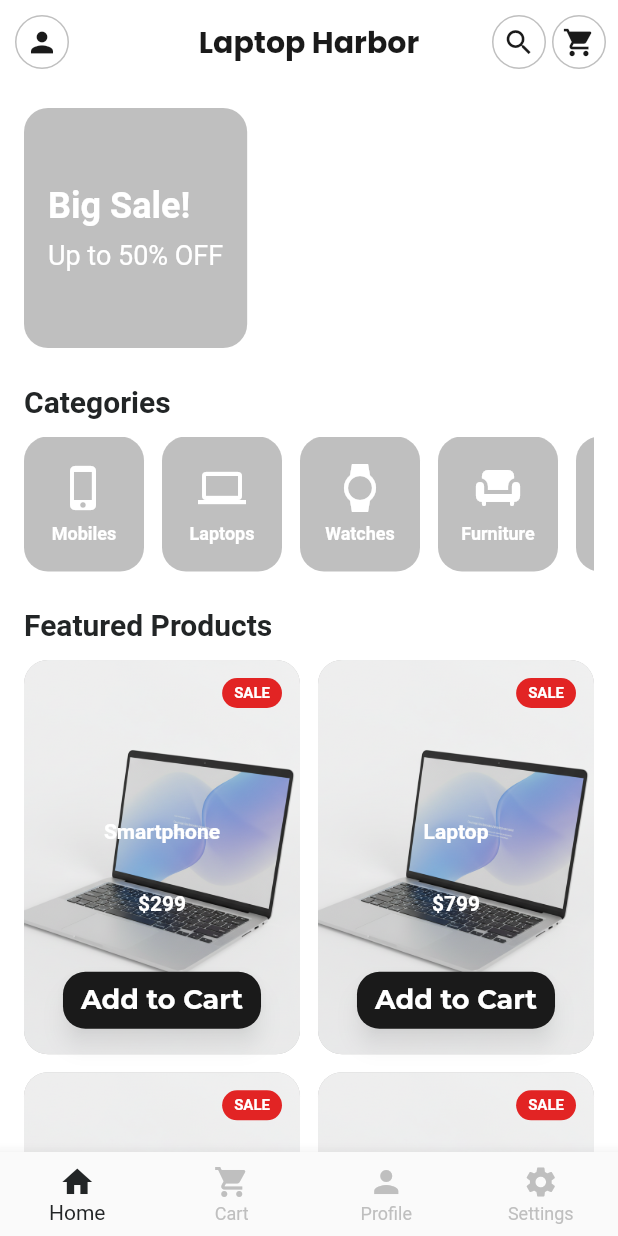
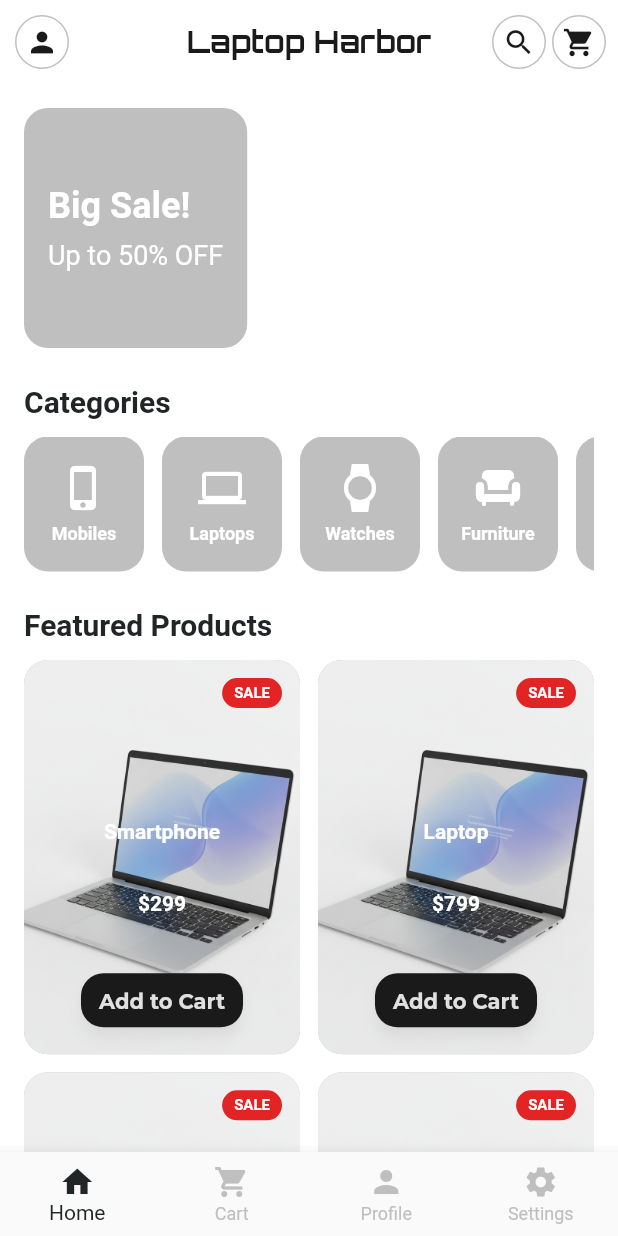
Before and after one commit to MuhammadUmer3325/ecommerce_app, a Flutter app: the screen it shows after launch, after a tap on "Get Started", after a tap on "Login", on a phone screen of 412 x 824 dp. Run offline on Flutter 3.47's test engine with Material 3 defaults, Android fonts, the phone set to English and light mode, and no system bars; our stand-ins replace google_fonts, lottie.

Commit message:
Updated app name, fonts, and added Cart button style

```diff
--- a/lib/core/theme/app_theme.dart
+++ b/lib/core/theme/app_theme.dart
@@ -63,6 +63,25 @@
       ),
     ),
 
+    // // ===================== ADD TO CART BUTTON THEME =====================
+    // textButtonTheme: TextButtonThemeData(
+    //   style: TextButton.styleFrom(
+    //     backgroundColor: AppColors.main, // ✅ Primary theme color
+    //     foregroundColor: AppColors.light, // ✅ White text
+    //     padding: const EdgeInsets.symmetric(
+    //       horizontal: 20,
+    //       vertical: 12,
+    //     ), // ✅ Compact size
+    //     shape: RoundedRectangleBorder(borderRadius: BorderRadius.circular(20)),
+    //     elevation: 4,
+    //     shadowColor: Colors.black26,
+    //     textStyle: GoogleFonts.montserrat(
+    //       fontSize: 14, // ✅ Smaller font
+    //       fontWeight: FontWeight.w600,
+    //     ),
+    //   ),
+    // ),
+
     // ===================== INPUT FIELD THEME =====================
     inputDecorationTheme: InputDecorationTheme(
       filled: true,
@@ -79,4 +98,18 @@
     // ===================== ADDITIONAL COLORS =====================
     colorScheme: ColorScheme.fromSwatch().copyWith(secondary: AppColors.main),
   );
+
+  // ✅ Add to Cart button style (product card ke liye)
+  static ButtonStyle cartButtonStyle = ElevatedButton.styleFrom(
+    backgroundColor: AppColors.dark,
+    foregroundColor: AppColors.light,
+    padding: const EdgeInsets.symmetric(horizontal: 12, vertical: 8),
+    shape: RoundedRectangleBorder(borderRadius: BorderRadius.circular(15)),
+    textStyle: GoogleFonts.montserrat(
+      fontSize: 14,
+      fontWeight: FontWeight.bold,
+    ),
+    elevation: 4,
+    shadowColor: Colors.black26,
+  );
 }
--- a/lib/screens/home_screen.dart
+++ b/lib/screens/home_screen.dart
@@ -1,5 +1,7 @@
 import 'package:flutter/material.dart';
 import 'package:laptop_harbor/core/constants/app_constants.dart';
+import 'package:google_fonts/google_fonts.dart';
+import 'package:laptop_harbor/core/theme/app_theme.dart';
 
 class HomeScreen extends StatefulWidget {
   const HomeScreen({super.key});
@@ -39,7 +41,7 @@
                 color: Colors.white, // ✅ Background white
                 border: Border.all(
                   color: AppColors.hint, // ✅ Border gray
-                  width: 1, // ✅ Thickness of border
+                  width: 1,
                 ),
               ),
               padding: const EdgeInsets.all(6), // ✅ Thoda andar jagah
@@ -54,11 +56,13 @@
           ),
         ),
 
-        title: const Text(
+        // ✅ Orbitron font applied here
+        title: Text(
           "Laptop Harbor",
-          style: TextStyle(
-            color: AppColors.dark, // ✅ Title dark color
+          style: GoogleFonts.orbitron(
+            color: AppColors.dark,
             fontWeight: FontWeight.bold,
+            fontSize: 20,
           ),
         ),
 
@@ -66,15 +70,12 @@
         actions: [
           // 🔍 Search Button
           Padding(
-            padding: const EdgeInsets.only(right: 4), // thoda right margin
+            padding: const EdgeInsets.only(right: 4),
             child: Container(
               decoration: BoxDecoration(
                 shape: BoxShape.circle,
-                color: Colors.white, // ✅ White background
-                border: Border.all(
-                  color: AppColors.hint, // ✅ Gray border
-                  width: 1,
-                ),
+                color: Colors.white,
+                border: Border.all(color: AppColors.hint, width: 1),
               ),
               padding: const EdgeInsets.all(6),
               child: const Icon(Icons.search, color: AppColors.dark),
@@ -83,7 +84,7 @@
 
           // 🛒 Cart Button
           Padding(
-            padding: const EdgeInsets.only(right: 8), // edge ke liye spacing
+            padding: const EdgeInsets.only(right: 8),
             child: Container(
               decoration: BoxDecoration(
                 shape: BoxShape.circle,
@@ -417,21 +418,9 @@
 
                 // Button
                 ElevatedButton(
-                  style: ElevatedButton.styleFrom(
-                    backgroundColor: AppColors.dark,
-                    shape: RoundedRectangleBorder(
-                      borderRadius: BorderRadius.circular(15),
-                    ),
-                    padding: const EdgeInsets.symmetric(
-                      horizontal: 12,
-                      vertical: 8,
-                    ),
-                  ),
+                  style: AppTheme.cartButtonStyle,
                   onPressed: () {},
-                  child: const Text(
-                    "Add to Cart",
-                    style: TextStyle(color: Colors.white), // ✅ White text
-                  ),
+                  child: const Text("Add to Cart"),
                 ),
               ],
             ),
--- a/lib/screens/splash_screen.dart
+++ b/lib/screens/splash_screen.dart
@@ -2,7 +2,8 @@
 import 'dart:async';
 import 'package:flutter/material.dart';
 import 'package:laptop_harbor/core/constants/app_constants.dart';
-import 'onboarding_screen.dart'; // 👈 import karo
+import 'onboarding_screen.dart';
+import 'package:google_fonts/google_fonts.dart';
 
 class SplashScreen extends StatefulWidget {
   const SplashScreen({super.key});
@@ -28,28 +29,23 @@
   @override
   Widget build(BuildContext context) {
     return Scaffold(
-      backgroundColor: const Color.fromARGB(
-        255,
-        255,
-        255,
-        255,
-      ), // ✅ Background color from new palette
+      backgroundColor: Colors.white, // ✅ Clean white background
       body: Center(
         child: Column(
           mainAxisAlignment: MainAxisAlignment.center,
-          children: const [
-            Icon(
+          children: [
+            const Icon(
               Icons.shopping_bag,
               size: 80,
               color: AppColors.main, // ✅ Icon color from new palette
             ),
-            SizedBox(height: 20),
+            const SizedBox(height: 20),
             Text(
-              "Laptop Harbor",
-              style: TextStyle(
+              "LAPTOP HARBOR",
+              style: GoogleFonts.orbitron(
                 fontSize: 28,
                 fontWeight: FontWeight.bold,
-                color: AppColors.main, // ✅ Text color from new palette
+                color: AppColors.main,
               ),
             ),
           ],
--- a/pubspec.yaml
+++ b/pubspec.yaml
@@ -32,7 +32,7 @@
     sdk: flutter
 
   lottie: ^3.1.0
-  google_fonts: ^6.3.1
+  google_fonts: ^6.3.2
 
   # The following adds the Cupertino Icons font to your application.
   # Use with the CupertinoIcons class for iOS style icons.
```
